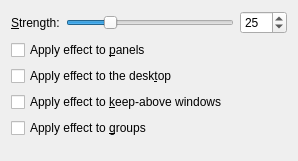
lfdevs/kwin, file effects/diminactive/diminactive_config.ui: the form before one commit.
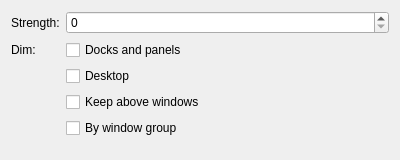
The form after the commit.

```diff
--- a/effects/diminactive/diminactive_config.ui
+++ b/effects/diminactive/diminactive_config.ui
@@ -6,97 +6,69 @@
    <rect>
     <x>0</x>
     <y>0</y>
-    <width>298</width>
-    <height>161</height>
+    <width>400</width>
+    <height>160</height>
    </rect>
   </property>
-  <layout class="QGridLayout" name="gridLayout">
-   <item row="1" column="0" colspan="3">
+  <layout class="QFormLayout" name="formLayout">
+   <item row="0" column="0">
+    <widget class="QLabel" name="label_Strength">
+     <property name="text">
+      <string>Strength:</string>
+     </property>
+    </widget>
+   </item>
+   <item row="0" column="1">
+    <widget class="QSpinBox" name="kcfg_Strength">
+     <property name="sizePolicy">
+      <sizepolicy hsizetype="Expanding" vsizetype="Fixed">
+       <horstretch>0</horstretch>
+       <verstretch>0</verstretch>
+      </sizepolicy>
+     </property>
+     <property name="maximum">
+      <number>100</number>
+     </property>
+     <property name="singleStep">
+      <number>5</number>
+     </property>
+    </widget>
+   </item>
+   <item row="1" column="0">
+    <widget class="QLabel" name="label_Dim">
+     <property name="text">
+      <string>Dim:</string>
+     </property>
+    </widget>
+   </item>
+   <item row="1" column="1">
     <widget class="QCheckBox" name="kcfg_DimPanels">
      <property name="text">
-      <string>Apply effect to &amp;panels</string>
+      <string>Docks and panels</string>
      </property>
     </widget>
    </item>
-   <item row="2" column="0" colspan="3">
+   <item row="2" column="1">
     <widget class="QCheckBox" name="kcfg_DimDesktop">
      <property name="text">
-      <string>Apply effect to the desk&amp;top</string>
+      <string>Desktop</string>
      </property>
     </widget>
    </item>
-   <item row="3" column="0" colspan="3">
+   <item row="3" column="1">
     <widget class="QCheckBox" name="kcfg_DimKeepAbove">
      <property name="text">
-      <string>Apply effect to &amp;keep-above windows</string>
+      <string>Keep above windows</string>
      </property>
     </widget>
    </item>
-   <item row="4" column="0" colspan="3">
+   <item row="4" column="1">
     <widget class="QCheckBox" name="kcfg_DimByGroup">
      <property name="text">
-      <string>Apply effect to &amp;groups</string>
+      <string>By window group</string>
      </property>
     </widget>
    </item>
-   <item row="0" column="0">
-    <widget class="QLabel" name="label">
-     <property name="text">
-      <string>&amp;Strength:</string>
-     </property>
-     <property name="buddy">
-      <cstring>kcfg_Strength</cstring>
-     </property>
-    </widget>
-   </item>
-   <item row="0" column="1">
-    <widget class="QSlider" name="kcfg_sliderStrength">
-     <property name="minimumSize">
-      <size>
-       <width>120</width>
-       <height>0</height>
-      </size>
-     </property>
-     <property name="minimum">
-      <number>1</number>
-     </property>
-     <property name="maximum">
-      <number>100</number>
-     </property>
-     <property name="value">
-      <number>25</number>
-     </property>
-     <property name="orientation">
-      <enum>Qt::Horizontal</enum>
-     </property>
-    </widget>
-   </item>
-   <item row="0" column="2">
-    <widget class="QSpinBox" name="kcfg_Strength">
-     <property name="minimum">
-      <number>1</number>
-     </property>
-     <property name="maximum">
-      <number>100</number>
-     </property>
-     <property name="value">
-      <number>25</number>
-     </property>
-    </widget>
-   </item>
-   <item row="5" column="0" colspan="3">
-    <spacer name="verticalSpacer">
-     <property name="orientation">
-      <enum>Qt::Vertical</enum>
-     </property>
-     <property name="sizeHint" stdset="0">
-      <size>
-       <width>20</width>
-       <height>0</height>
-      </size>
-     </property>
-    </spacer>
-   </item>
   </layout>
  </widget>
  <tabstops>
```
Left out of the diff: 46 changed lines with no effect on the pictures.
